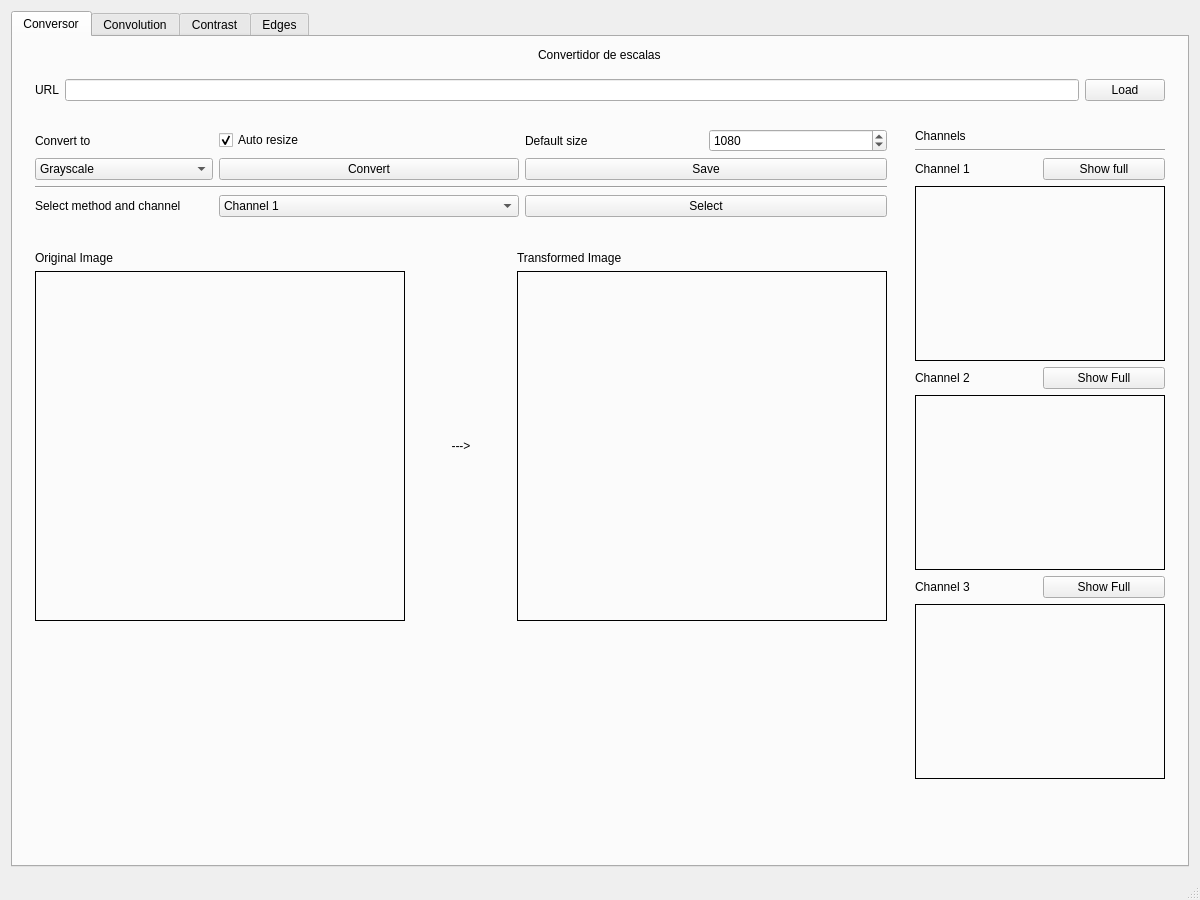
This is conversor.ui in MiguelALopez/Imagenes as Qt 5 draws it before an edit. The edited form follows.
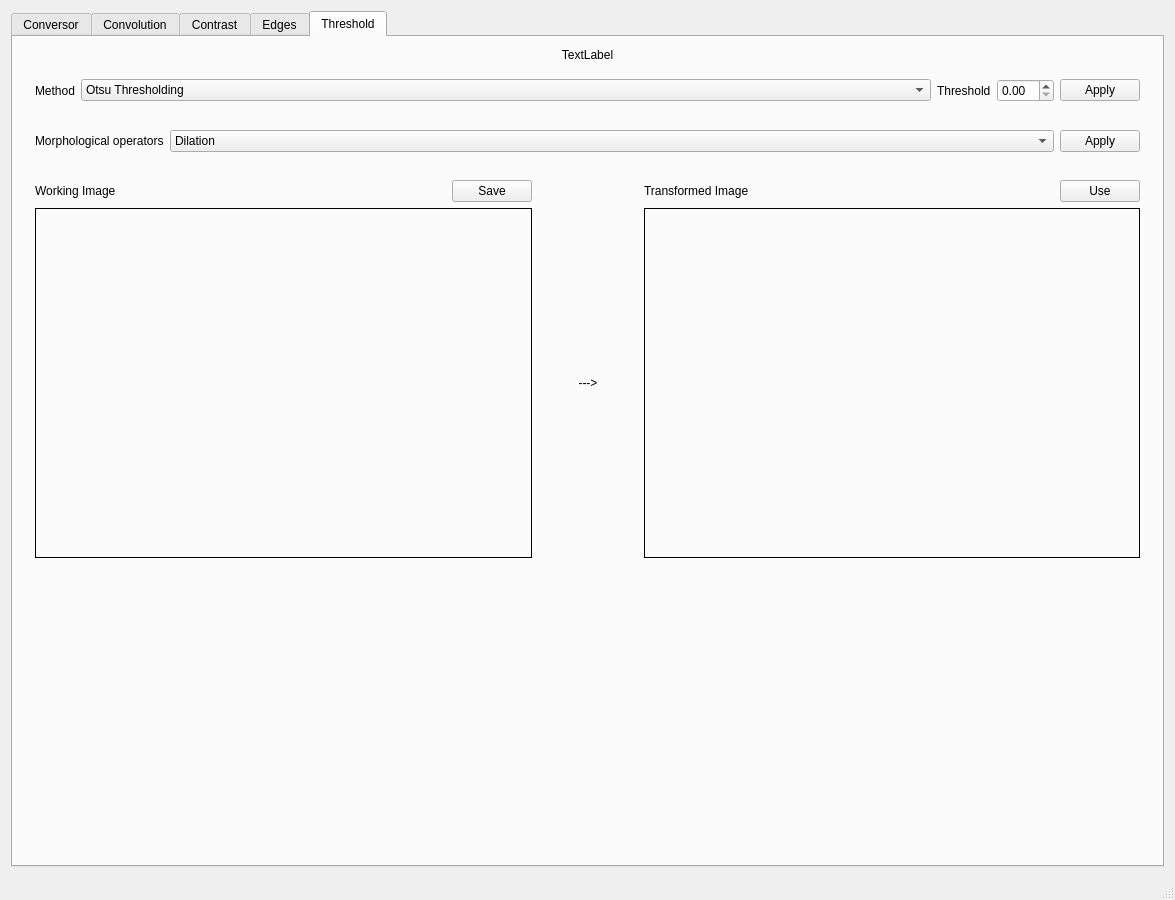
This is the edited form. The open tabs and pages were chosen to show the change. Custom widgets are drawn as their Qt base class.

What changed in the file:
```diff
--- a/conversor.ui
+++ b/conversor.ui
@@ -6,7 +6,7 @@
    <rect>
     <x>0</x>
     <y>0</y>
-    <width>1200</width>
+    <width>1175</width>
     <height>900</height>
    </rect>
   </property>
@@ -28,7 +28,45 @@
         <item row="10" column="1">
          <widget class="QWidget" name="widget_2" native="true">
           <layout class="QGridLayout" name="gridLayout_4">
-           <item row="1" column="0">
+           <item row="1" column="2">
+            <widget class="QLabel" name="label_2">
+             <property name="minimumSize">
+              <size>
+               <width>100</width>
+               <height>0</height>
+              </size>
+             </property>
+             <property name="text">
+              <string>---&gt;</string>
+             </property>
+             <property name="alignment">
+              <set>Qt::AlignCenter</set>
+             </property>
+            </widget>
+           </item>
+           <item row="1" column="4" colspan="2">
+            <widget class="QLabel" name="labelImageTransformed">
+             <property name="sizePolicy">
+              <sizepolicy hsizetype="Expanding" vsizetype="Expanding">
+               <horstretch>0</horstretch>
+               <verstretch>0</verstretch>
+              </sizepolicy>
+             </property>
+             <property name="minimumSize">
+              <size>
+               <width>350</width>
+               <height>350</height>
+              </size>
+             </property>
+             <property name="frameShape">
+              <enum>QFrame::Box</enum>
+             </property>
+             <property name="text">
+              <string/>
+             </property>
+            </widget>
+           </item>
+           <item row="1" column="0" colspan="2">
             <widget class="QLabel" name="labelImageOriginal">
              <property name="sizePolicy">
               <sizepolicy hsizetype="Expanding" vsizetype="Expanding">
@@ -56,55 +94,17 @@
              </property>
             </widget>
            </item>
-           <item row="1" column="3">
-            <widget class="QLabel" name="labelImageTransformed">
-             <property name="sizePolicy">
-              <sizepolicy hsizetype="Expanding" vsizetype="Expanding">
-               <horstretch>0</horstretch>
-               <verstretch>0</verstretch>
-              </sizepolicy>
-             </property>
-             <property name="minimumSize">
-              <size>
-               <width>350</width>
-               <height>350</height>
-              </size>
-             </property>
-             <property name="frameShape">
-              <enum>QFrame::Box</enum>
-             </property>
-             <property name="text">
-              <string/>
-             </property>
-            </widget>
-           </item>
-           <item row="0" column="0">
-            <widget class="QLabel" name="label_11">
-             <property name="text">
-              <string>Original Image</string>
-             </property>
-            </widget>
-           </item>
-           <item row="0" column="3">
+           <item row="0" column="4" colspan="2">
             <widget class="QLabel" name="label_12">
              <property name="text">
               <string>Transformed Image</string>
              </property>
             </widget>
            </item>
-           <item row="1" column="1">
-            <widget class="QLabel" name="label_2">
-             <property name="minimumSize">
-              <size>
-               <width>100</width>
-               <height>0</height>
-              </size>
-             </property>
+           <item row="0" column="0" colspan="2">
+            <widget class="QLabel" name="label_11">
              <property name="text">
-              <string>---&gt;</string>
-             </property>
-             <property name="alignment">
-              <set>Qt::AlignCenter</set>
+              <string>Working image</string>
              </property>
             </widget>
            </item>
@@ -262,6 +262,12 @@
         </item>
         <item row="8" column="2" rowspan="5">
          <widget class="QWidget" name="widget_5" native="true">
+          <property name="sizePolicy">
+           <sizepolicy hsizetype="Fixed" vsizetype="Preferred">
+            <horstretch>0</horstretch>
+            <verstretch>0</verstretch>
+           </sizepolicy>
+          </property>
           <property name="minimumSize">
            <size>
             <width>10</width>
@@ -284,6 +290,12 @@
            </item>
            <item row="4" column="0" colspan="2" alignment="Qt::AlignHCenter">
             <widget class="QLabel" name="labelChannelR">
+             <property name="sizePolicy">
+              <sizepolicy hsizetype="Minimum" vsizetype="Preferred">
+               <horstretch>0</horstretch>
+               <verstretch>0</verstretch>
+              </sizepolicy>
+             </property>
              <property name="minimumSize">
               <size>
                <width>250</width>
@@ -300,6 +312,12 @@
            </item>
            <item row="8" column="0" colspan="2" alignment="Qt::AlignHCenter">
             <widget class="QLabel" name="labelChannelB">
+             <property name="sizePolicy">
+              <sizepolicy hsizetype="Minimum" vsizetype="Preferred">
+               <horstretch>0</horstretch>
+               <verstretch>0</verstretch>
+              </sizepolicy>
+             </property>
              <property name="minimumSize">
               <size>
                <width>250</width>
@@ -316,6 +334,12 @@
            </item>
            <item row="6" column="0" colspan="2" alignment="Qt::AlignHCenter">
             <widget class="QLabel" name="labelChannelG">
+             <property name="sizePolicy">
+              <sizepolicy hsizetype="Minimum" vsizetype="Preferred">
+               <horstretch>0</horstretch>
+               <verstretch>0</verstretch>
+              </sizepolicy>
+             </property>
              <property name="minimumSize">
               <size>
                <width>250</width>
@@ -346,6 +370,12 @@
            </item>
            <item row="3" column="1">
             <widget class="QPushButton" name="buttomShowRed">
+             <property name="sizePolicy">
+              <sizepolicy hsizetype="Fixed" vsizetype="Fixed">
+               <horstretch>0</horstretch>
+               <verstretch>0</verstretch>
+              </sizepolicy>
+             </property>
              <property name="text">
               <string>Show full</string>
              </property>
@@ -923,6 +953,242 @@
         </item>
        </layout>
       </widget>
+      <widget class="QWidget" name="tab_5">
+       <attribute name="title">
+        <string>Threshold</string>
+       </attribute>
+       <layout class="QGridLayout" name="gridLayout_15">
+        <item row="0" column="0">
+         <widget class="QLabel" name="label_27">
+          <property name="text">
+           <string>TextLabel</string>
+          </property>
+          <property name="alignment">
+           <set>Qt::AlignCenter</set>
+          </property>
+         </widget>
+        </item>
+        <item row="4" column="0">
+         <widget class="QWidget" name="widget_11" native="true">
+          <layout class="QGridLayout" name="gridLayout_17">
+           <item row="1" column="2">
+            <widget class="QWidget" name="widget_12" native="true">
+             <property name="sizePolicy">
+              <sizepolicy hsizetype="Preferred" vsizetype="Ignored">
+               <horstretch>0</horstretch>
+               <verstretch>0</verstretch>
+              </sizepolicy>
+             </property>
+             <property name="minimumSize">
+              <size>
+               <width>100</width>
+               <height>0</height>
+              </size>
+             </property>
+             <layout class="QHBoxLayout" name="horizontalLayout">
+              <item>
+               <widget class="QLabel" name="label_32">
+                <property name="text">
+                 <string>---&gt;</string>
+                </property>
+                <property name="alignment">
+                 <set>Qt::AlignCenter</set>
+                </property>
+               </widget>
+              </item>
+             </layout>
+            </widget>
+           </item>
+           <item row="0" column="0">
+            <widget class="QLabel" name="label_31">
+             <property name="sizePolicy">
+              <sizepolicy hsizetype="Expanding" vsizetype="Preferred">
+               <horstretch>0</horstretch>
+               <verstretch>0</verstretch>
+              </sizepolicy>
+             </property>
+             <property name="text">
+              <string>Working Image</string>
+             </property>
+            </widget>
+           </item>
+           <item row="1" column="0" colspan="2">
+            <widget class="QLabel" name="labelImageThresOrigi">
+             <property name="sizePolicy">
+              <sizepolicy hsizetype="Preferred" vsizetype="Expanding">
+               <horstretch>0</horstretch>
+               <verstretch>0</verstretch>
+              </sizepolicy>
+             </property>
+             <property name="minimumSize">
+              <size>
+               <width>350</width>
+               <height>350</height>
+              </size>
+             </property>
+             <property name="frameShape">
+              <enum>QFrame::Box</enum>
+             </property>
+             <property name="text">
+              <string/>
+             </property>
+            </widget>
+           </item>
+           <item row="0" column="1">
+            <widget class="QPushButton" name="bSaveThres">
+             <property name="sizePolicy">
+              <sizepolicy hsizetype="Minimum" vsizetype="Fixed">
+               <horstretch>0</horstretch>
+               <verstretch>0</verstretch>
+              </sizepolicy>
+             </property>
+             <property name="text">
+              <string>Save</string>
+             </property>
+            </widget>
+           </item>
+           <item row="0" column="3">
+            <widget class="QLabel" name="label_35">
+             <property name="sizePolicy">
+              <sizepolicy hsizetype="Expanding" vsizetype="Preferred">
+               <horstretch>0</horstretch>
+               <verstretch>0</verstretch>
+              </sizepolicy>
+             </property>
+             <property name="text">
+              <string>Transformed Image</string>
+             </property>
+            </widget>
+           </item>
+           <item row="0" column="4">
+            <widget class="QPushButton" name="bUseThres">
+             <property name="text">
+              <string>Use</string>
+             </property>
+            </widget>
+           </item>
+           <item row="1" column="3" colspan="2">
+            <widget class="QLabel" name="labelImageThresTrans">
+             <property name="minimumSize">
+              <size>
+               <width>350</width>
+               <height>350</height>
+              </size>
+             </property>
+             <property name="frameShape">
+              <enum>QFrame::Box</enum>
+             </property>
+             <property name="text">
+              <string/>
+             </property>
+            </widget>
+           </item>
+          </layout>
+         </widget>
+        </item>
+        <item row="5" column="0">
+         <spacer name="verticalSpacer_6">
+          <property name="orientation">
+           <enum>Qt::Vertical</enum>
+          </property>
+          <property name="sizeHint" stdset="0">
+           <size>
+            <width>20</width>
+            <height>40</height>
+           </size>
+          </property>
+         </spacer>
+        </item>
+        <item row="2" column="0">
+         <widget class="QWidget" name="widget_10" native="true">
+          <layout class="QGridLayout" name="gridLayout_16">
+           <item row="0" column="0">
+            <widget class="QLabel" name="label_28">
+             <property name="text">
+              <string>Method</string>
+             </property>
+            </widget>
+           </item>
+           <item row="0" column="3">
+            <widget class="QDoubleSpinBox" name="spinThreshold_2"/>
+           </item>
+           <item row="0" column="1">
+            <widget class="QComboBox" name="comboThres">
+             <property name="sizePolicy">
+              <sizepolicy hsizetype="Expanding" vsizetype="Fixed">
+               <horstretch>0</horstretch>
+               <verstretch>0</verstretch>
+              </sizepolicy>
+             </property>
+             <item>
+              <property name="text">
+               <string>Otsu Thresholding</string>
+              </property>
+             </item>
+            </widget>
+           </item>
+           <item row="0" column="4">
+            <widget class="QPushButton" name="bApplyThres">
+             <property name="text">
+              <string>Apply</string>
+             </property>
+            </widget>
+           </item>
+           <item row="0" column="2">
+            <widget class="QLabel" name="label_29">
+             <property name="text">
+              <string>Threshold</string>
+             </property>
+             <property name="margin">
+              <number>10</number>
+             </property>
+            </widget>
+           </item>
+          </layout>
+         </widget>
+        </item>
+        <item row="3" column="0">
+         <widget class="QWidget" name="widget_13" native="true">
+          <layout class="QGridLayout" name="gridLayout_18">
+           <item row="0" column="0">
+            <widget class="QLabel" name="label_33">
+             <property name="text">
+              <string>Morphological operators</string>
+             </property>
+            </widget>
+           </item>
+           <item row="0" column="1">
+            <widget class="QComboBox" name="comboMorph">
+             <property name="sizePolicy">
+              <sizepolicy hsizetype="Expanding" vsizetype="Fixed">
+               <horstretch>0</horstretch>
+               <verstretch>0</verstretch>
+              </sizepolicy>
+             </property>
+             <item>
+              <property name="text">
+               <string>Dilation</string>
+              </property>
+             </item>
+             <item>
+              <property name="text">
+               <string>Erosion</string>
+              </property>
+             </item>
+            </widget>
+           </item>
+           <item row="0" column="2">
+            <widget class="QPushButton" name="bApplyMorph">
+             <property name="text">
+              <string>Apply</string>
+             </property>
+            </widget>
+           </item>
+          </layout>
+         </widget>
+        </item>
+       </layout>
+      </widget>
      </widget>
     </item>
    </layout>
```
Left out of the diff: 325 changed lines with no effect on the pictures.
